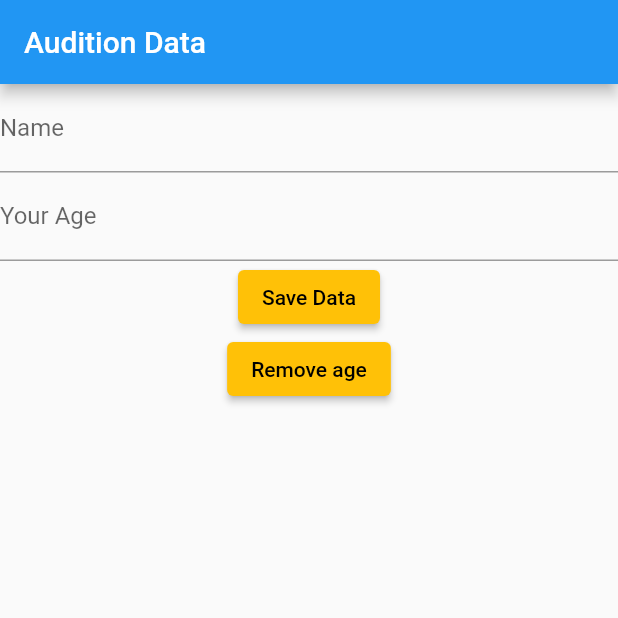
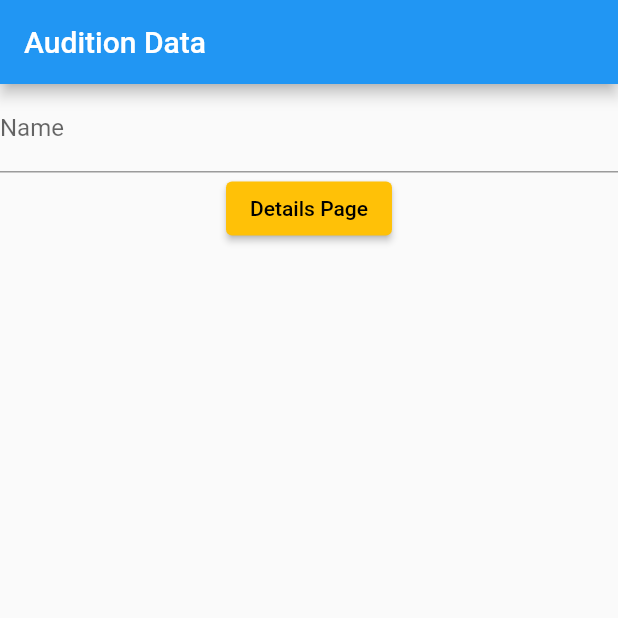
Before and after one commit to annapurnasid/flutter_audition_app, a Flutter app: the screen it shows after launch, on a phone screen of 412 x 824 dp, the top half of it. Run offline on Flutter 3.47's test engine with Material 2 defaults, Android fonts, the light colour scheme and no system bars.

Commit message:
Code for audition topic - NAVIGATION - dr-academy

```diff
--- a/lib/main.dart
+++ b/lib/main.dart
@@ -1,6 +1,5 @@
 import 'package:flutter/material.dart';
-import 'package:flutter/services.dart';
-import 'package:shared_preferences/shared_preferences.dart';
+import 'package:flutter_audition_app/details.dart';
 
 void main() {
   runApp(const MyApp());
@@ -28,15 +27,6 @@ class MyHomePage extends StatefulWidget {
 
 class _MyHomePageState extends State<MyHomePage> {
   final _nameController = TextEditingController();
-  final _ageController = TextEditingController();
-
-  @override
-  void initState() {
-    super.initState();
-
-    // fetch data from shared pref and populate the app on launch
-    populateDetails();
-  }
 
   @override
   Widget build(BuildContext context) {
@@ -49,58 +39,16 @@ class _MyHomePageState extends State<MyHomePage> {
           controller: _nameController,
           decoration: const InputDecoration(labelText: 'Name'),
         ),
-        TextField(
-          keyboardType: TextInputType.number,
-          controller: _ageController,
-          decoration: const InputDecoration(labelText: 'Your Age'),
-          inputFormatters: <TextInputFormatter>[
-            FilteringTextInputFormatter.digitsOnly
-          ],
-        ),
         ElevatedButton(
-          onPressed: () async {
-            setDetails();
-            // getDetails();
+          onPressed: () {
+            Navigator.of(context).push(MaterialPageRoute(
+                builder: (context) => Details(value: _nameController.text)));
           },
           style: ElevatedButton.styleFrom(
               backgroundColor: Colors.amber, foregroundColor: Colors.black),
-          child: const Text('Save Data'),
-        ),
-        ElevatedButton(
-          // Example to remove data from shared pref
-          onPressed: () async {
-            SharedPreferences prefs = await SharedPreferences.getInstance();
-
-            // Removes the value as well as key
-            await prefs.remove('age');
-
-            // to show that age is removed.
-            populateDetails();
-          },
-          style: ElevatedButton.styleFrom(
-              backgroundColor: Colors.amber, foregroundColor: Colors.black),
-          // Example to remove data from shared pref
-          child: const Text('Remove age'),
+          child: const Text('Details Page'),
         ),
       ]),
     );
   }
-
-  // Save data to shared preferences
-  Future setDetails() async {
-    SharedPreferences prefs = await SharedPreferences.getInstance();
-
-    prefs.setString('name', _nameController.text);
-    prefs.setInt('age', int.parse(_ageController.text));
-  }
-
-  // fetch data from shared pref and populate the fields
-  void populateDetails() async {
-    SharedPreferences prefs = await SharedPreferences.getInstance();
-    setState(() {
-      _nameController.text = prefs.getString('name')!;
-      _ageController.text =
-          prefs.getInt('age') != null ? prefs.getInt('age').toString() : '0';
-    });
-  }
 }
```
Also changed, not shown: lib/details.dart (added, +38 -0 lines).
